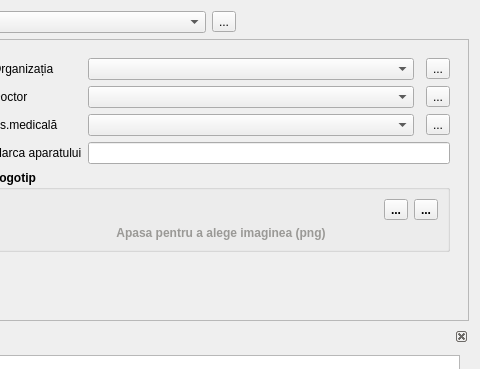
debalex77/USG, file data/userpreferences.ui: the form before one commit; both pictures show x 318 to 798 and y 0 to 369 of the 798 by 508 pixel window.
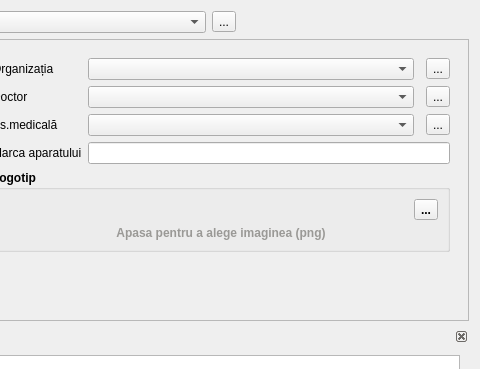
The form after the commit. Icons and pictures are not drawn.

What changed in the file:
```diff
--- a/data/userpreferences.ui
+++ b/data/userpreferences.ui
@@ -295,15 +295,15 @@
                 </property>
                </widget>
               </item>
-              <item row="0" column="1">
-               <widget class="QToolButton" name="btnSaveLogo">
-                <property name="text">
-                 <string>...</string>
+              <item row="0" column="0">
+               <spacer name="spacer_logo">
+                <property name="orientation">
+                 <enum>Qt::Horizontal</enum>
                 </property>
                 <property name="icon">
                  <iconset theme="document-save"/>
                 </property>
-               </widget>
+               </spacer>
               </item>
              </layout>
             </widget>
```
Left out of the diff: 52 changed lines with no effect on the pictures.
